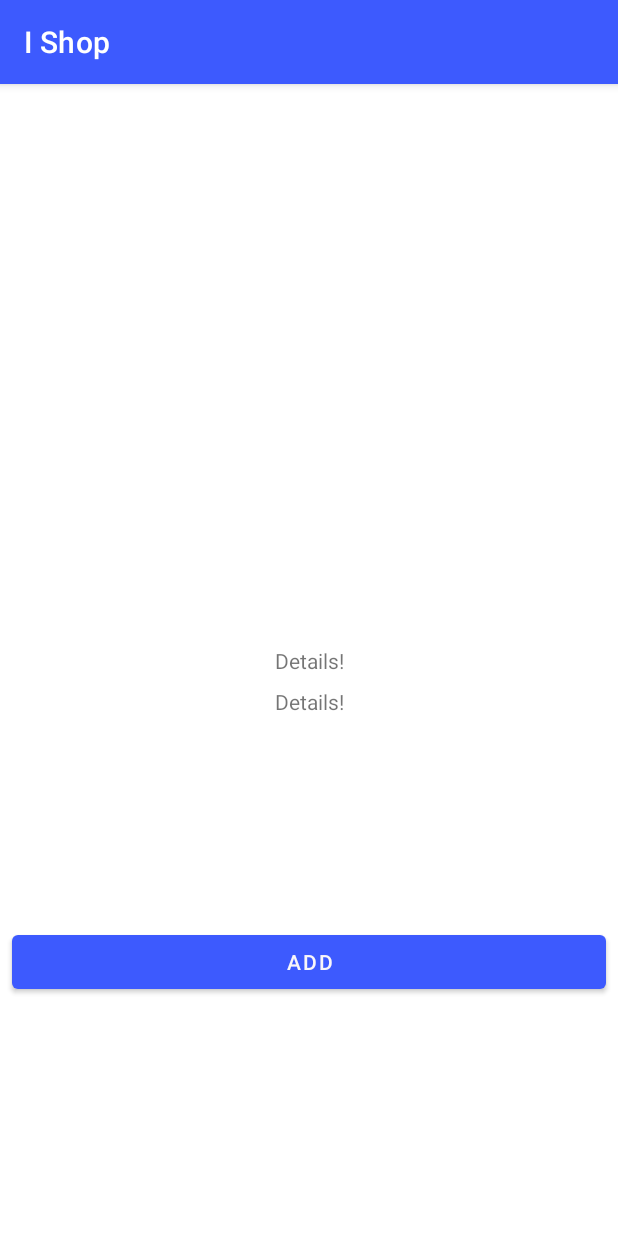
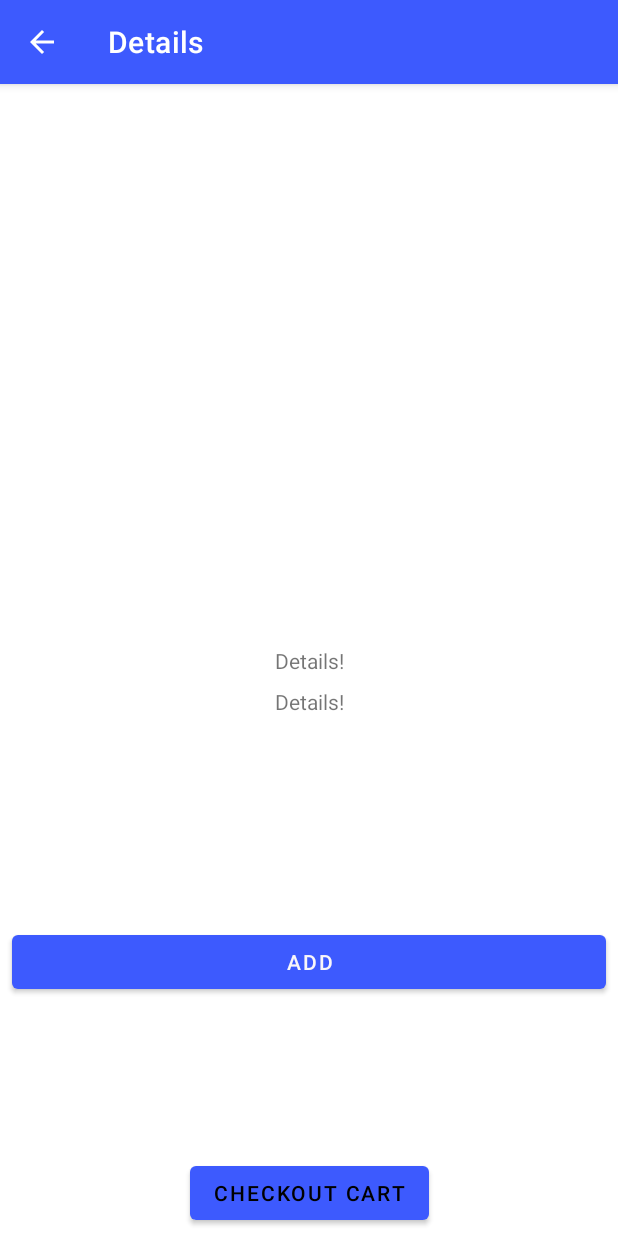
Before and after one commit to judison1998/Budget, an Android app: the DetailsActivity screen opened directly, with no data from a screen before it, on a phone screen of 412 x 824 dp. Run offline under Robolectric (Android 15) with nearby library versions, the phone set to English and light mode, and no system bars; our stand-ins replace Room's generated code; 2 statements that could not run were skipped.

Commit message:
added back button

```diff
--- a/app/src/main/java/com/example/budget/DetailsActivity.kt
+++ b/app/src/main/java/com/example/budget/DetailsActivity.kt
@@ -1,6 +1,7 @@
 package com.example.budget
 
 
+import android.content.Intent
 import android.os.Bundle
 import android.widget.Button
 import android.widget.ImageView
@@ -12,24 +13,34 @@ import com.example.budget.database.BudgetDatabase
 import com.example.budget.database.BudgetItem
 import com.example.budget.database.CartItem
 
-class DetailsActivity : AppCompatActivity() {
+ class DetailsActivity : AppCompatActivity() {
     lateinit var details: TextView
     lateinit var price2: TextView
     lateinit var image2: ImageView
     lateinit var button_add: Button
+    lateinit var check_cart:Button
 
-    lateinit var cartModal : CartItem
-
-
-
-
-    lateinit var cartItem : ArrayList<CartItem>
+    lateinit var cartItems : ArrayList<CartItem>
 
     override fun onCreate(savedInstanceState: Bundle?) {
         super.onCreate(savedInstanceState)
         setContentView(R.layout.activity_main)
 
-         cartItem = ArrayList()
+        val actionbar = supportActionBar
+        actionbar!!.title = "Details"
+        actionbar.setDisplayHomeAsUpEnabled(true)
+        actionbar.setDisplayHomeAsUpEnabled(true)
+
+
+
+         cartItems = ArrayList()
+        check_cart=findViewById(R.id.check_cart)
+        check_cart.setOnClickListener{
+            intent = Intent(this,BudgetListActivity::class.java)
+            startActivity(intent)
+        }
+
+
 
         val itemId = intent.extras!!.get("modelled_item")
 
@@ -50,33 +61,25 @@ class DetailsActivity : AppCompatActivity() {
 
         button_add = findViewById(R.id.btn_add)
         button_add.setOnClickListener {
-
-
-
             database.budgetDao().getBudgetItem(id = itemId as Int).observe(this, Observer {
 
-                cartModal.id = it.id
-                cartModal.image = it.image
-                cartModal.price = it.price
-                cartModal.itemName = it.itemName
-
-                database.budgetDao().insert(cartModal)
-
-//                println("cart modal added ${}")
-
-
-
-
-
-
-
+                var cartModel = CartItem(it.id,it.image,it.itemName,it.price)
+                database.budgetDao().insert(cartModel)
+               println("cart modal item: ${cartModel.itemName}")
             })
-
 
             Toast.makeText(this, "Product successfully added to cart",Toast.LENGTH_SHORT).show()
         }
 
+        database.budgetDao().getAllCartItem().observe(this, Observer {
+            println("number of items in cart = ${it.size}")
+        })
 
 
     }
+
+     override fun onSupportNavigateUp(): Boolean {
+         onBackPressed()
+         return true
+     }
 }
--- a/app/src/main/java/com/example/budget/database/BugetDao.kt
+++ b/app/src/main/java/com/example/budget/database/BugetDao.kt
@@ -21,9 +21,9 @@ interface BugetDao {
     fun insert(budgetItems: List<BudgetItem>)
 
     @Insert
-    fun insert(cartItems : CartItem)
+    fun insert(cartItem : CartItem)
 
-    @Query("SELECT * FROM Cart WHERE id= :id")
-    fun getCartItem(id: Int) : LiveData<List<CartItem>>
+    @Query("SELECT * FROM Cart ORDER bY  id")
+    fun getAllCartItem() : LiveData<List<CartItem>>
 
 }
--- a/app/src/main/res/layout/activity_budget_list.xml
+++ b/app/src/main/res/layout/activity_budget_list.xml
@@ -1,5 +1,5 @@
 <?xml version="1.0" encoding="utf-8"?>
-<androidx.constraintlayout.widget.ConstraintLayout xmlns:android="http://schemas.android.com/apk/res/android"
+<LinearLayout xmlns:android="http://schemas.android.com/apk/res/android"
     xmlns:app="http://schemas.android.com/apk/res-auto"
     xmlns:tools="http://schemas.android.com/tools"
     android:layout_width="match_parent"
@@ -12,4 +12,4 @@
 
     </androidx.recyclerview.widget.RecyclerView>
 
-</androidx.constraintlayout.widget.ConstraintLayout>
+</LinearLayout>
--- a/app/src/main/res/layout/activity_list.xml
+++ b/app/src/main/res/layout/activity_list.xml
@@ -1,5 +1,4 @@
 <?xml version="1.0" encoding="utf-8"?>
-
 <androidx.drawerlayout.widget.DrawerLayout
     xmlns:android="http://schemas.android.com/apk/res/android"
     xmlns:app="http://schemas.android.com/apk/res-auto"
@@ -18,8 +17,6 @@
         app:menu="@menu/drawer_list"
         app:headerLayout="@layout/nav_header" />
 
-
-
 <androidx.constraintlayout.widget.ConstraintLayout
     android:layout_width="match_parent"
     android:layout_height="match_parent">
@@ -34,7 +31,7 @@
         android:layout_marginBottom="8dp"
         android:background="@drawable/box"
         android:ems="10"
-        android:hint="@string/search_budget"
+        android:hint="@string/search_i_shop"
         android:inputType="textPersonName"
         android:padding="16dp"
         android:textAppearance="@style/TextAppearance.AppCompat.Medium"
@@ -70,6 +67,7 @@
         app:layout_constraintVertical_bias="0.0"
         tools:listitem="@layout/item" />
 
+
 </androidx.constraintlayout.widget.ConstraintLayout>
 
 </androidx.drawerlayout.widget.DrawerLayout>
--- a/app/src/main/res/layout/activity_main.xml
+++ b/app/src/main/res/layout/activity_main.xml
@@ -29,16 +29,16 @@
         app:layout_constraintTop_toTopOf="parent" />
 
     <Button
+        android:id="@+id/btn_add"
         android:layout_width="0dp"
-        android:text="Add"
-        android:id="@+id/btn_add"
-        android:textAlignment="center"
-        android:textColor="#FAFDF9F9"
         android:layout_height="wrap_content"
         android:layout_marginStart="8dp"
         android:layout_marginTop="16dp"
         android:layout_marginEnd="8dp"
         android:layout_marginBottom="8dp"
+        android:text="Add"
+        android:textAlignment="center"
+        android:textColor="#FAFDF9F9"
         app:layout_constraintBottom_toBottomOf="parent"
         app:layout_constraintEnd_toEndOf="parent"
         app:layout_constraintStart_toStartOf="parent"
@@ -54,4 +54,15 @@
         app:layout_constraintEnd_toEndOf="@+id/item_details"
         app:layout_constraintStart_toStartOf="@+id/item_details"
         app:layout_constraintTop_toBottomOf="@+id/item_details" />
+
+    <Button
+        android:id="@+id/check_cart"
+        android:layout_width="wrap_content"
+        android:layout_height="wrap_content"
+        android:layout_marginTop="149dp"
+        android:text="checkout cart"
+        app:layout_constraintBottom_toBottomOf="parent"
+        app:layout_constraintEnd_toEndOf="parent"
+        app:layout_constraintStart_toStartOf="parent"
+        app:layout_constraintTop_toTopOf="@+id/btn_add" />
 </androidx.constraintlayout.widget.ConstraintLayout>
--- a/app/src/main/res/values/strings.xml
+++ b/app/src/main/res/values/strings.xml
@@ -2,7 +2,7 @@
     <string name="app_name">I Shop</string>
     <string name="price">Item Price</string>
     <string name="itemName">TextView</string>
-    <string name="search_budget">Search Budget Items</string>
+    <string name="search_i_shop">Search on I Shop</string>
     <string name="details">Details!</string>
     <string name="men_s_wear">Men\'s Wear</string>
     <string name="women_s_wear">Women\'s Wear</string>
@@ -12,4 +12,5 @@
     <string name="home_alliance">Home Alliance</string>
     <string name="bags">Bags</string>
     <string name="kettle">kettle</string>
+
 </resources>
```
Also changed, not shown: app/src/main/java/com/example/budget/BudgetAdapter.kt (+6 -2 lines), app/src/main/java/com/example/budget/BudgetListActivity.kt (+32 -1 lines), app/src/main/java/com/example/budget/ListActivity.kt (+22 -10 lines), app/src/main/java/com/example/budget/SelectedItemsAdapter.kt (+12 -15 lines), app/src/main/res/layout/budget_list_item.xml (+49 -18 lines), app/src/main/res/layout/item.xml (+28 -16 lines), app/src/main/res/menu/action_bar_item.xml (added, +17 -0 lines), app/src/main/res/drawable/cart_image.png (added).
